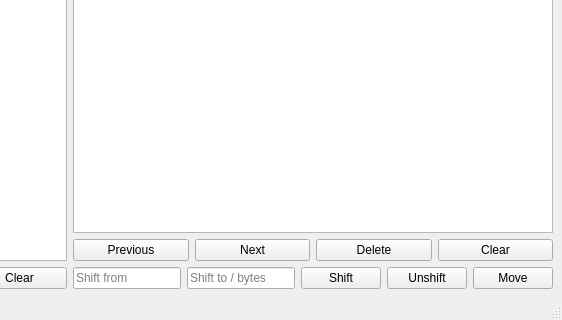
Before: the Qt Designer form ui/main-qt.ui in allencch/med, drawn with Qt 5; both pictures show x 238 to 800 and y 280 to 600 of the 800 by 600 pixel window.
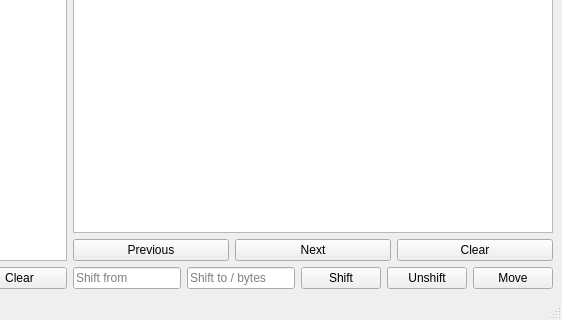
After: the same form once the commit is applied.

Commit message: Move Delete to menu

What changed in the file:
```diff
--- a/ui/main-qt.ui
+++ b/ui/main-qt.ui
@@ -175,13 +175,6 @@
             </property>
            </widget>
           </item>
-          <item>
-           <widget class="QPushButton" name="storeDelete">
-            <property name="text">
-             <string>Delete</string>
-            </property>
-           </widget>
-          </item>
           <item>
            <widget class="QPushButton" name="storeClear">
             <property name="text">
```
Left out of the diff: 9 changed lines with no effect on the pictures. The commit also changes 2 other files.
